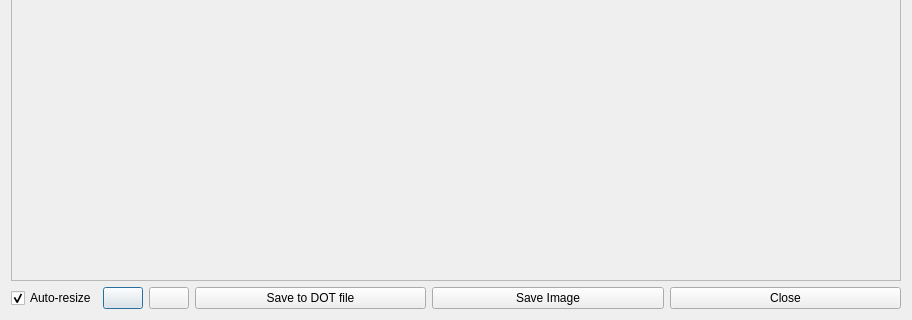
Above: gui/ui/graphDialog.ui from ruben2020/codequery before the change; both pictures show x 0 to 912 and y 237 to 557 of the 912 by 557 pixel window. Below: the same form after it.
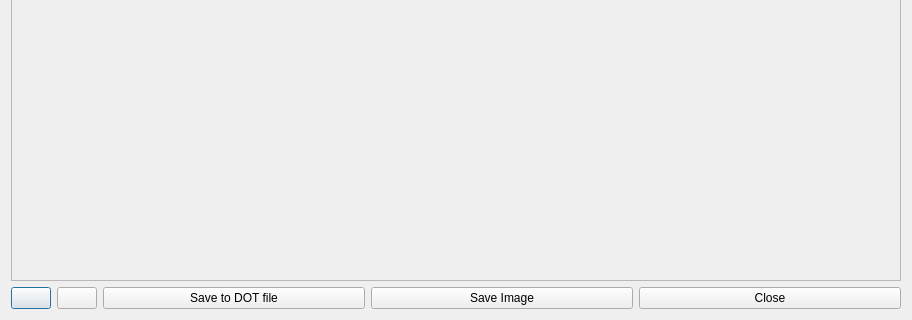
That is the form after the change. Icons and pictures are not drawn.

Patch:
```diff
--- a/gui/ui/graphDialog.ui
+++ b/gui/ui/graphDialog.ui
@@ -61,16 +61,6 @@
    </item>
    <item>
     <layout class="QHBoxLayout" name="horizontalLayout">
-     <item>
-      <widget class="QCheckBox" name="checkBoxAutoResize">
-       <property name="text">
-        <string>Auto-resize</string>
-       </property>
-       <property name="checked">
-        <bool>true</bool>
-       </property>
-      </widget>
-     </item>
      <item>
       <widget class="QPushButton" name="pushButtonZoomOut">
        <property name="toolTip">
```
Left out of the diff: 6 changed lines with no effect on the pictures.
